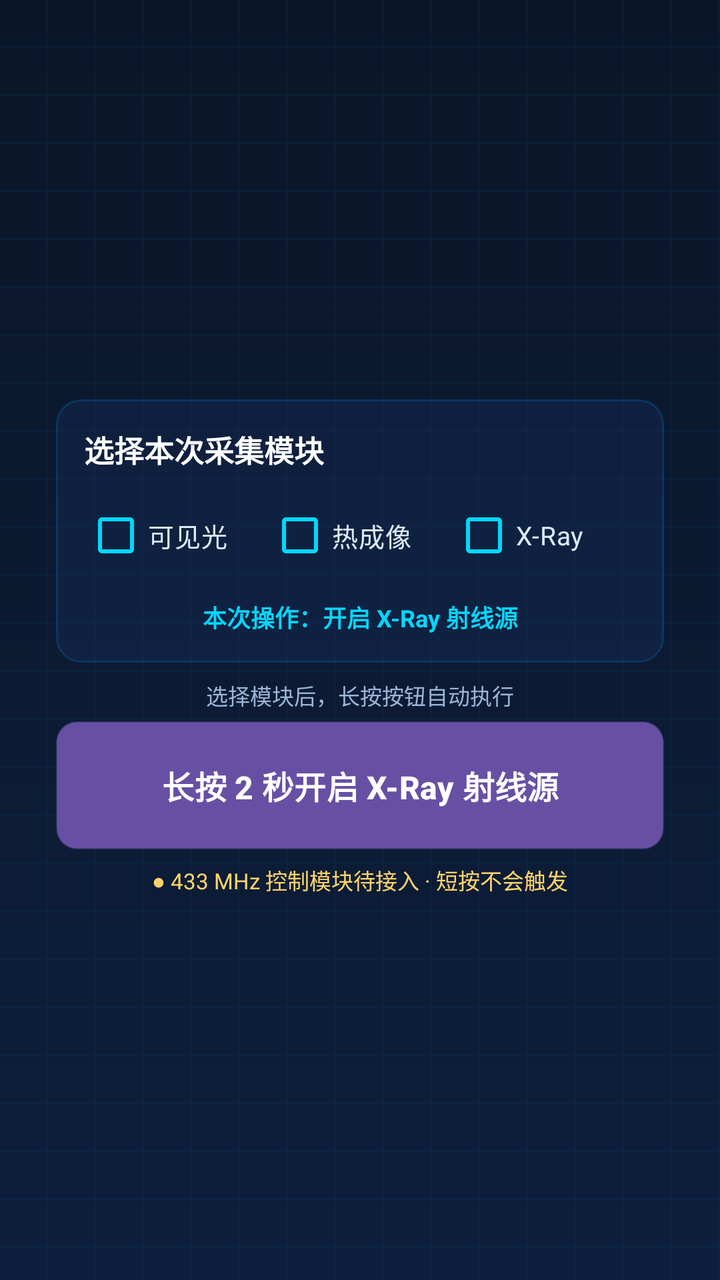
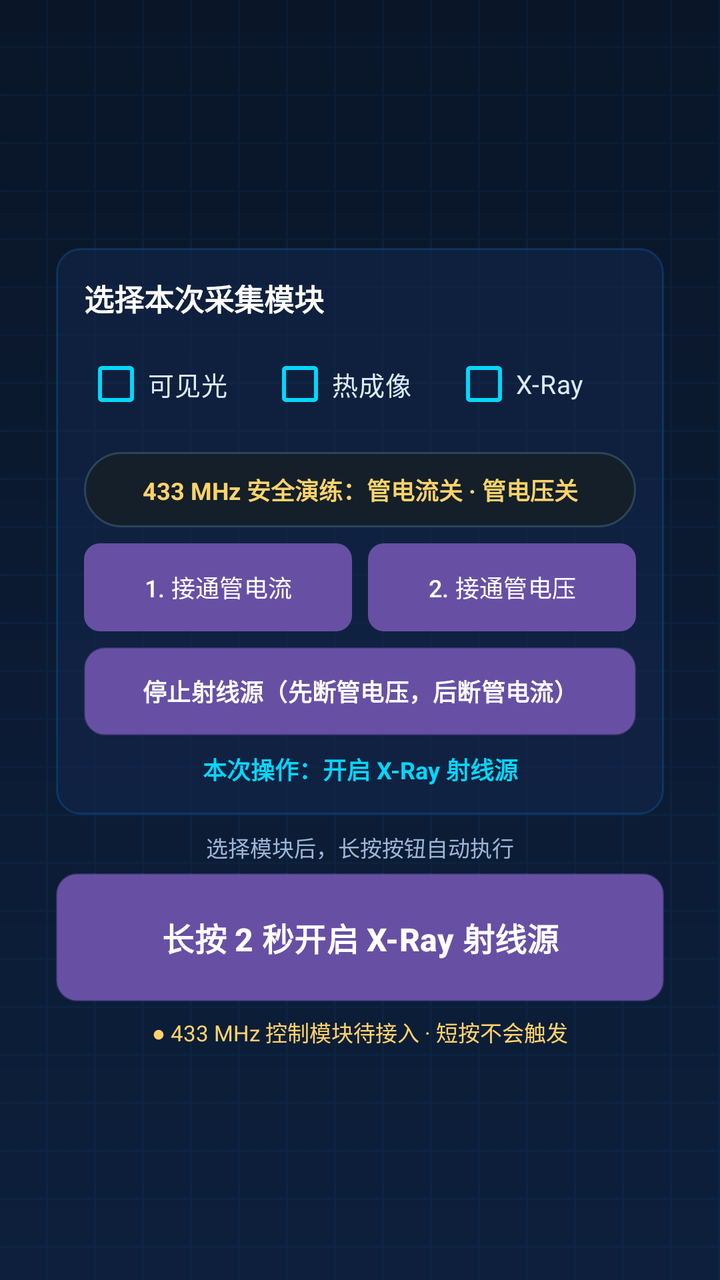

Two renders of the same Android screen: before a commit and after it. Below are the layout's source before the change and the commit's diff.
<!-- AndroidManifest.xml: application theme Theme.WeiguangDRController -->
<!-- res/layout/fragment_exposure_prepare.xml -->
<?xml version="1.0" encoding="utf-8"?>
<ScrollView xmlns:android="http://schemas.android.com/apk/res/android"
    android:layout_width="match_parent"
    android:layout_height="match_parent"
    android:background="@drawable/bg_root_gradient"
    android:fillViewport="true"
    android:scrollbars="none">

    <LinearLayout
        android:layout_width="match_parent"
        android:layout_height="wrap_content"
        android:gravity="center"
        android:orientation="vertical"
        android:padding="28dp">

        <LinearLayout
            android:layout_width="match_parent"
            android:layout_height="wrap_content"
            android:background="@drawable/bg_card_tech"
            android:orientation="vertical"
            android:padding="12dp"
            android:visibility="gone">

            <TextView
                android:layout_width="wrap_content"
                android:layout_height="wrap_content"
                android:text="曝光设备控制"
                android:textColor="#FFFFFF"
                android:textSize="16sp"
                android:textStyle="bold" />

            <LinearLayout
                android:layout_width="match_parent"
                android:layout_height="wrap_content"
                android:layout_marginTop="10dp"
                android:orientation="horizontal">

                <Button
                    android:id="@+id/cameraControlButton"
                    style="?android:attr/borderlessButtonStyle"
                    android:layout_width="0dp"
                    android:layout_height="58dp"
                    android:layout_weight="1"
                    android:background="@drawable/bg_card_tech_clickable"
                    android:text="摄像头\n检查预览"
                    android:textAllCaps="false"
                    android:textColor="#DCEBFA"
                    android:textSize="12sp" />

                <Space android:layout_width="6dp" android:layout_height="1dp" />

                <Button
                    android:id="@+id/thermalControlButton"
                    style="?android:attr/borderlessButtonStyle"
                    android:layout_width="0dp"
                    android:layout_height="58dp"
                    android:layout_weight="1"
                    android:background="@drawable/bg_card_tech_clickable"
                    android:text="热成像\n检查预览"
                    android:textAllCaps="false"
                    android:textColor="#DCEBFA"
                    android:textSize="12sp" />

                <Space android:layout_width="6dp" android:layout_height="1dp" />

                <Button
                    android:id="@+id/xrayControlButton"
                    style="?android:attr/borderlessButtonStyle"
                    android:layout_width="0dp"
                    android:layout_height="58dp"
                    android:layout_weight="1"
                    android:background="@drawable/bg_card_tech_clickable"
                    android:text="X-Ray\n接口待接入"
                    android:textAllCaps="false"
                    android:textColor="#FFD36A"
                    android:textSize="12sp" />
            </LinearLayout>

            <Button
                android:id="@+id/enableAllButton"
                android:layout_width="match_parent"
                android:layout_height="42dp"
                android:layout_marginTop="8dp"
                android:background="@drawable/bg_btn_new"
                android:text="一键检查三路设备"
                android:textAllCaps="false"
                android:textColor="#FFFFFF"
                android:textSize="13sp"
                android:textStyle="bold" />

            <TextView
                android:id="@+id/deviceStatusText"
                android:layout_width="match_parent"
                android:layout_height="wrap_content"
                android:layout_marginTop="8dp"
                android:text="正在读取设备状态…"
                android:textColor="#9AB6D8"
                android:textSize="11sp" />
        </LinearLayout>

        <LinearLayout
            android:layout_width="match_parent"
            android:layout_height="wrap_content"
            android:layout_marginTop="6dp"
            android:background="@drawable/bg_card_tech"
            android:orientation="vertical"
            android:padding="12dp"
            android:visibility="gone">

            <TextView
                android:layout_width="wrap_content"
                android:layout_height="wrap_content"
                android:text="曝光前确认"
                android:textColor="#FFFFFF"
                android:textSize="15sp"
                android:textStyle="bold" />

            <LinearLayout
                android:layout_width="match_parent"
                android:layout_height="wrap_content"
                android:layout_marginTop="8dp"
                android:orientation="horizontal">

                <TextView
                    android:id="@+id/cameraPreviewEntry"
                    android:layout_width="0dp"
                    android:layout_height="72dp"
                    android:layout_weight="1"
                    android:background="@drawable/bg_card_tech_clickable"
                    android:clickable="true"
                    android:focusable="true"
                    android:gravity="center"
                    android:text="摄像头画面\n点击查看"
                    android:textColor="#C8D8E8"
                    android:textSize="12sp" />

                <Space android:layout_width="8dp" android:layout_height="1dp" />

                <TextView
                    android:id="@+id/thermalPreviewEntry"
                    android:layout_width="0dp"
                    android:layout_height="72dp"
                    android:layout_weight="1"
                    android:background="@drawable/bg_card_tech_clickable"
                    android:clickable="true"
                    android:focusable="true"
                    android:gravity="center"
                    android:text="热成像画面\n点击查看"
                    android:textColor="#C8D8E8"
                    android:textSize="12sp" />
            </LinearLayout>

            <TextView
                android:id="@+id/radarStatusText"
                android:layout_width="match_parent"
                android:layout_height="wrap_content"
                android:layout_marginTop="10dp"
                android:background="@drawable/bg_input_box"
                android:padding="10dp"
                android:text="毫米波雷达：正在读取…"
                android:textColor="#DCEBFA"
                android:textSize="12sp"
                android:lineSpacingExtra="3dp" />
        </LinearLayout>

        <LinearLayout
            android:layout_width="match_parent"
            android:layout_height="wrap_content"
            android:layout_marginTop="8dp"
            android:background="@drawable/bg_card_tech"
            android:orientation="vertical"
            android:padding="14dp">

            <TextView android:layout_width="wrap_content" android:layout_height="wrap_content"
                android:text="选择本次采集模块" android:textColor="#FFFFFF"
                android:textSize="15sp" android:textStyle="bold" />

            <LinearLayout android:layout_width="match_parent" android:layout_height="wrap_content"
                android:layout_marginTop="8dp" android:gravity="center" android:orientation="horizontal">
                <CheckBox android:id="@+id/selectCameraCheck" android:layout_width="0dp"
                    android:layout_height="wrap_content" android:layout_weight="1"
                    android:buttonTint="#00D8FF" android:text="可见光"
                    android:textColor="#DCEBFA" android:textSize="13sp" />
                <CheckBox android:id="@+id/selectThermalCheck" android:layout_width="0dp"
                    android:layout_height="wrap_content" android:layout_weight="1"
                    android:buttonTint="#00D8FF" android:text="热成像"
                    android:textColor="#DCEBFA" android:textSize="13sp" />
                <CheckBox android:id="@+id/selectXrayCheck" android:layout_width="0dp"
                    android:layout_height="wrap_content" android:layout_weight="1"
                    android:buttonTint="#00D8FF" android:checked="true" android:text="X-Ray"
                    android:textColor="#DCEBFA" android:textSize="13sp" />
            </LinearLayout>

            <TextView
                android:id="@+id/selectionSummaryText"
                android:layout_width="match_parent"
                android:layout_height="wrap_content"
                android:layout_marginTop="8dp"
                android:gravity="center"
                android:text="本次操作：开启 X-Ray 射线源"
                android:textColor="#00D8FF"
                android:textSize="12sp"
                android:textStyle="bold" />
        </LinearLayout>

        <TextView
            android:id="@+id/exposureHintText"
            android:layout_width="match_parent"
            android:layout_height="wrap_content"
            android:layout_marginTop="8dp"
            android:gravity="center"
            android:text="选择模块后，长按按钮自动执行"
            android:textColor="#9AB6D8"
            android:textSize="11sp" />

        <Button
            android:id="@+id/exposureButton"
            android:layout_width="match_parent"
            android:layout_height="64dp"
            android:layout_marginTop="5dp"
            android:background="@drawable/bg_exposure_hold"
            android:text="长按 2 秒开启 X-Ray 射线源"
            android:textAllCaps="false"
            android:textColor="#FFFFFF"
            android:textSize="16sp"
            android:textStyle="bold" />

        <TextView
            android:id="@+id/exposureResultText"
            android:layout_width="match_parent"
            android:layout_height="wrap_content"
            android:layout_marginTop="7dp"
            android:gravity="center"
            android:text="● 433 MHz 控制模块待接入 · 短按不会触发"
            android:textColor="#FFD36A"
            android:textSize="11sp" />
    </LinearLayout>
</ScrollView>
<!-- resources referenced by this layout -->
<resources>
  <!-- drawable bg_btn_new (drawable) -->
  <?xml version="1.0" encoding="utf-8"?>
  <shape xmlns:android="http://schemas.android.com/apk/res/android"
      android:shape="rectangle">
      <gradient
          android:angle="0"
          android:startColor="#0088FF"
          android:endColor="#00CCFF" />
      <corners android:radius="8dp" />
  </shape>
  <!-- drawable bg_card_tech (drawable) -->
  <?xml version="1.0" encoding="utf-8"?>
  <shape xmlns:android="http://schemas.android.com/apk/res/android"
      android:shape="rectangle">
      <solid android:color="#80142850" />
      <corners android:radius="12dp" />
      <stroke
          android:width="1dp"
          android:color="#330096FF" />
  </shape>
  <!-- drawable bg_card_tech_clickable (drawable) -->
  <?xml version="1.0" encoding="utf-8"?>
  <selector xmlns:android="http://schemas.android.com/apk/res/android">
      <item android:state_pressed="true">
          <shape android:shape="rectangle">
              <solid android:color="#B0284068" />
              <corners android:radius="12dp" />
              <stroke
                  android:width="2dp"
                  android:color="#A000B4FF" />
          </shape>
      </item>
      <item android:state_focused="true">
          <shape android:shape="rectangle">
              <solid android:color="#99142850" />
              <corners android:radius="12dp" />
              <stroke
                  android:width="2dp"
                  android:color="#8000B4FF" />
          </shape>
      </item>
      <item>
          <shape android:shape="rectangle">
              <solid android:color="#80142850" />
              <corners android:radius="12dp" />
              <stroke
                  android:width="1dp"
                  android:color="#330096FF" />
          </shape>
      </item>
  </selector>
  <!-- drawable bg_exposure_hold (drawable) -->
  <?xml version="1.0" encoding="utf-8"?>
  <selector xmlns:android="http://schemas.android.com/apk/res/android">
      <item android:state_pressed="true">
          <shape android:shape="rectangle">
              <gradient android:angle="0" android:startColor="#FF8A00" android:endColor="#FFB800" />
              <corners android:radius="10dp" />
              <stroke android:width="2dp" android:color="#FFFFD36A" />
          </shape>
      </item>
      <item>
          <shape android:shape="rectangle">
              <gradient android:angle="0" android:startColor="#007ACC" android:endColor="#00B4FF" />
              <corners android:radius="10dp" />
              <stroke android:width="1dp" android:color="#6600D8FF" />
          </shape>
      </item>
  </selector>
  <!-- drawable bg_input_box (drawable) -->
  <?xml version="1.0" encoding="utf-8"?>
  <shape xmlns:android="http://schemas.android.com/apk/res/android">
      <solid android:color="#141F29" />
      <corners android:radius="22dp" />
      <stroke
          android:width="1dp"
          android:color="#2B4558" />
  </shape>
  <!-- drawable bg_root_gradient (drawable) -->
  <?xml version="1.0" encoding="utf-8"?>
  <layer-list xmlns:android="http://schemas.android.com/apk/res/android">
      <item>
          <shape android:shape="rectangle">
              <gradient
                  android:angle="270"
                  android:startColor="#0A1628"
                  android:endColor="#0D1F3C" />
          </shape>
      </item>
      <item>
          <bitmap
              android:gravity="fill"
              android:src="@drawable/grid_pattern"
              android:tileMode="repeat" />
      </item>
  </layer-list>
  <style name="Theme.WeiguangDRController" parent="Base.Theme.WeiguangDRController" />
  <!-- drawable grid_pattern: png bitmap (drawable, 115 bytes) -->
  <style name="Base.Theme.WeiguangDRController" parent="Theme.Material3.DayNight.NoActionBar">
          
          
      </style>
</resources>

<!-- the commit's change to res/layout/fragment_exposure_prepare.xml (unified diff, before → after) -->
@@ -192,6 +192,62 @@
             </LinearLayout>
 
             <TextView
+                android:id="@+id/xraySequenceStatusText"
+                android:layout_width="match_parent"
+                android:layout_height="wrap_content"
+                android:layout_marginTop="10dp"
+                android:background="@drawable/bg_input_box"
+                android:gravity="center"
+                android:padding="10dp"
+                android:text="433 MHz 安全演练：管电流关 · 管电压关"
+                android:textColor="#FFD36A"
+                android:textSize="12sp"
+                android:textStyle="bold" />
+
+            <LinearLayout
+                android:layout_width="match_parent"
+                android:layout_height="wrap_content"
+                android:layout_marginTop="8dp"
+                android:orientation="horizontal">
+
+                <Button
+                    android:id="@+id/tubeCurrentButton"
+                    android:layout_width="0dp"
+                    android:layout_height="44dp"
+                    android:layout_weight="1"
+                    android:background="@drawable/bg_btn_new"
+                    android:text="1. 接通管电流"
+                    android:textAllCaps="false"
+                    android:textColor="#FFFFFF"
+                    android:textSize="12sp" />
+
+                <Space android:layout_width="8dp" android:layout_height="1dp" />
+
+                <Button
+                    android:id="@+id/tubeVoltageButton"
+                    android:layout_width="0dp"
+                    android:layout_height="44dp"
+                    android:layout_weight="1"
+                    android:background="@drawable/bg_btn_new"
+                    android:text="2. 接通管电压"
+                    android:textAllCaps="false"
+                    android:textColor="#FFFFFF"
+                    android:textSize="12sp" />
+            </LinearLayout>
+
+            <Button
+                android:id="@+id/xrayStopButton"
+                android:layout_width="match_parent"
+                android:layout_height="44dp"
+                android:layout_marginTop="8dp"
+                android:background="@drawable/bg_exposure_hold"
+                android:text="停止射线源（先断管电压，后断管电流）"
+                android:textAllCaps="false"
+                android:textColor="#FFFFFF"
+                android:textSize="12sp"
+                android:textStyle="bold" />
+
+            <TextView
                 android:id="@+id/selectionSummaryText"
                 android:layout_width="match_parent"
                 android:layout_height="wrap_content"
